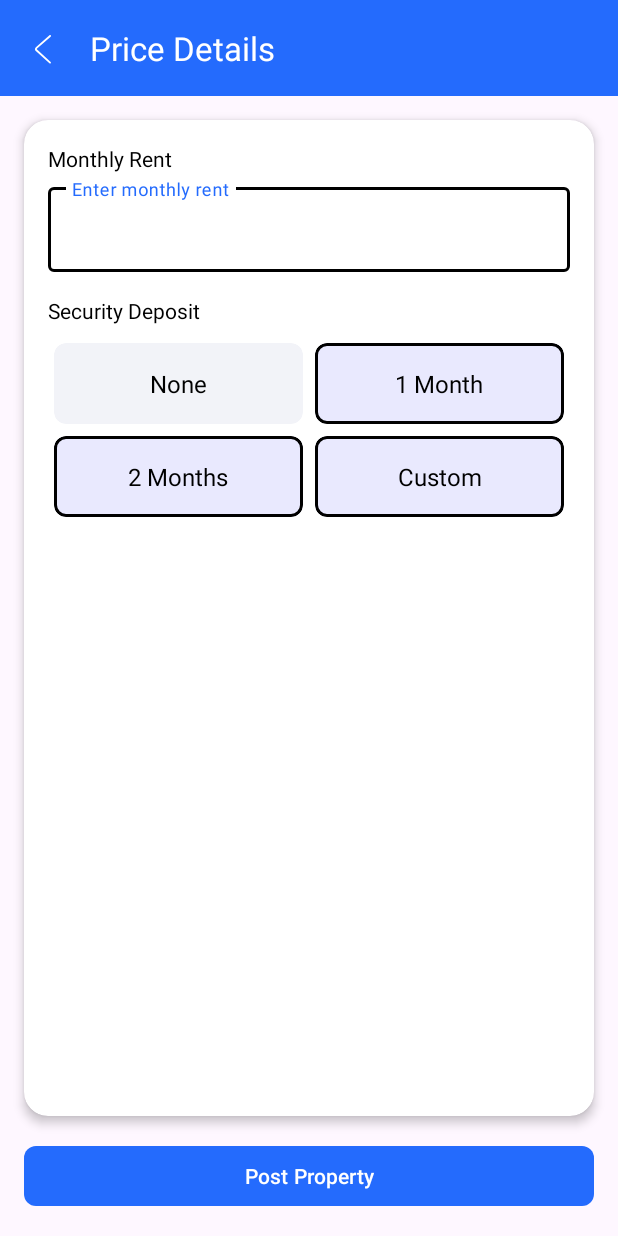
After one commit to sajal-web/genZHouse, an Android app: the PriceDetails screen opened directly, with no data from a screen before it, on a phone screen of 412 x 824 dp. The commit adds this screen. Run offline under Robolectric (Android 15) with nearby library versions, the phone set to English and light mode, and no system bars.

Commit message:
* added Price details activity and layout design.

```diff
--- a/app/src/main/java/com/example/genzhouse/ui/welcome/WelcomeActivity.kt
+++ b/app/src/main/java/com/example/genzhouse/ui/welcome/WelcomeActivity.kt
@@ -10,7 +10,7 @@ import androidx.core.view.WindowInsetsCompat
 import com.example.genzhouse.MainActivity
 import com.example.genzhouse.R
 import com.example.genzhouse.databinding.ActivityWelcomeBinding
-import com.example.genzhouse.ui.sellrentproperty.SellRentProperty
+import com.example.genzhouse.ui.welcome.sellrentproperty.SellRentProperty
 import kotlinx.coroutines.delay
 import kotlinx.coroutines.runBlocking
 
--- /dev/null
+++ b/app/src/main/java/com/example/genzhouse/ui/welcome/pricedetails/PriceDetails.kt
@@ -0,0 +1,14 @@
+package com.example.genzhouse.ui.welcome.pricedetails
+
+import android.os.Bundle
+import androidx.activity.enableEdgeToEdge
+import androidx.appcompat.app.AppCompatActivity
+import com.example.genzhouse.R
+
+class PriceDetails : AppCompatActivity() {
+    override fun onCreate(savedInstanceState: Bundle?) {
+        super.onCreate(savedInstanceState)
+        setContentView(R.layout.activity_price_details)
+
+    }
+}
--- a/app/src/main/java/com/example/genzhouse/ui/propertydetails/PropertyDetails.kt
+++ b/app/src/main/java/com/example/genzhouse/ui/welcome/propertydetails/PropertyDetails.kt
@@ -1,11 +1,13 @@
-package com.example.genzhouse.ui.propertydetails
+package com.example.genzhouse.ui.welcome.propertydetails
 
+import android.content.Intent
 import android.os.Bundle
 import android.widget.TextView
 import android.widget.Toast
 import androidx.appcompat.app.AppCompatActivity
 import com.example.genzhouse.R
 import com.example.genzhouse.databinding.ActivityPropertyDetailsBinding
+import com.example.genzhouse.ui.welcome.pricedetails.PriceDetails
 import com.google.android.material.card.MaterialCardView
 
 class PropertyDetails : AppCompatActivity() {
@@ -28,6 +30,10 @@ class PropertyDetails : AppCompatActivity() {
         setupFurnishTypeCards()
         // Set default selection
         selectCard(binding.cardIndependent, CardType.PROPERTY)
+
+        binding.nextButton.setOnClickListener{
+            startActivity(Intent(this,PriceDetails::class.java))
+        }
     }
 
     private fun initToolbar() {
--- a/app/src/main/java/com/example/genzhouse/ui/sellrentproperty/SellRentProperty.kt
+++ b/app/src/main/java/com/example/genzhouse/ui/welcome/sellrentproperty/SellRentProperty.kt
@@ -1,4 +1,4 @@
-package com.example.genzhouse.ui.sellrentproperty
+package com.example.genzhouse.ui.welcome.sellrentproperty
 
 import android.content.Intent
 import android.os.Bundle
@@ -9,7 +9,7 @@ import androidx.core.view.WindowInsetsCompat
 import com.example.genzhouse.R
 import com.example.genzhouse.databinding.ActivitySellRentPropertyBinding
 import com.example.genzhouse.databinding.ActivityWelcomeBinding
-import com.example.genzhouse.ui.propertydetails.PropertyDetails
+import com.example.genzhouse.ui.welcome.propertydetails.PropertyDetails
 
 class SellRentProperty : AppCompatActivity() {
     lateinit var activitySellRentPropertyBinding: ActivitySellRentPropertyBinding
@@ -45,7 +45,7 @@ class SellRentProperty : AppCompatActivity() {
         }
 
         activitySellRentPropertyBinding.nextButton.setOnClickListener {
-            startActivity(Intent(this,PropertyDetails::class.java))
+            startActivity(Intent(this, PropertyDetails::class.java))
         }
     }
 }
--- /dev/null
+++ b/app/src/main/res/drawable/ic_calender.xml
@@ -0,0 +1,13 @@
+<vector xmlns:android="http://schemas.android.com/apk/res/android" android:height="20dp" android:viewportHeight="24" android:viewportWidth="24" android:width="20dp">
+
+    <path android:fillColor="#4296FF" android:fillType="evenOdd" android:pathData="M7,2C7.552,2 8,2.448 8,3V5C8,5.552 7.552,6 7,6C6.448,6 6,5.552 6,5V3C6,2.448 6.448,2 7,2Z"/>
+
+    <path android:fillColor="#4296FF" android:fillType="evenOdd" android:pathData="M17,2C17.552,2 18,2.448 18,3V5C18,5.552 17.552,6 17,6C16.448,6 16,5.552 16,5V3C16,2.448 16.448,2 17,2Z"/>
+
+    <path android:fillColor="#4296FF" android:fillType="evenOdd" android:pathData="M7,13C7,12.448 7.448,12 8,12H16C16.552,12 17,12.448 17,13C17,13.552 16.552,14 16,14H8C7.448,14 7,13.552 7,13Z"/>
+
+    <path android:fillColor="#4296FF" android:fillType="evenOdd" android:pathData="M7,17C7,16.448 7.448,16 8,16H12C12.552,16 13,16.448 13,17C13,17.552 12.552,18 12,18H8C7.448,18 7,17.552 7,17Z"/>
+
+    <path android:fillColor="#152C70" android:fillType="evenOdd" android:pathData="M7,4C4.239,4 2,6.239 2,9V17C2,19.761 4.239,22 7,22H17C19.761,22 22,19.761 22,17V9C22,6.239 19.761,4 17,4H7ZM19.829,8C19.417,6.835 18.306,6 17,6H7C5.694,6 4.583,6.835 4.171,8H19.829ZM4,10H20V17C20,18.657 18.657,20 17,20H7C5.343,20 4,18.657 4,17V10Z"/>
+
+</vector>
--- /dev/null
+++ b/app/src/main/res/layout/activity_price_details.xml
@@ -0,0 +1,235 @@
+<?xml version="1.0" encoding="utf-8"?>
+<androidx.constraintlayout.widget.ConstraintLayout xmlns:android="http://schemas.android.com/apk/res/android"
+    xmlns:app="http://schemas.android.com/apk/res-auto"
+    xmlns:tools="http://schemas.android.com/tools"
+    android:layout_width="match_parent"
+    android:layout_height="match_parent"
+    tools:context=".ui.welcome.pricedetails.PriceDetails">
+
+    <!-- Toolbar -->
+    <com.google.android.material.appbar.MaterialToolbar
+        android:id="@+id/toolbar"
+        android:layout_width="match_parent"
+        android:layout_height="?attr/actionBarSize"
+        android:background="?attr/colorPrimary"
+        app:navigationIcon="@drawable/arrow_back"
+        app:title="Price Details"
+        app:titleTextColor="@android:color/white"
+        app:popupTheme="@style/ThemeOverlay.AppCompat.Light"
+        app:layout_constraintTop_toTopOf="parent" />
+
+    <!-- Main Content Card -->
+    <androidx.cardview.widget.CardView
+        android:id="@+id/mainCardView"
+        android:layout_width="0dp"
+        android:layout_height="0dp"
+        app:cardBackgroundColor="@android:color/white"
+        app:cardElevation="4dp"
+        app:cardCornerRadius="16dp"
+        app:layout_constraintTop_toBottomOf="@id/toolbar"
+        app:layout_constraintBottom_toTopOf="@id/postPropertyButton"
+        app:layout_constraintStart_toStartOf="parent"
+        app:layout_constraintEnd_toEndOf="parent"
+        android:layout_margin="16dp">
+
+        <LinearLayout
+            android:layout_width="match_parent"
+            android:layout_height="match_parent"
+            android:orientation="vertical"
+            android:padding="16dp">
+
+            <!-- Monthly Rent -->
+            <TextView
+                android:layout_width="wrap_content"
+                android:layout_height="wrap_content"
+                android:text="Monthly Rent"
+                android:textColor="@color/black"
+                android:textSize="14sp" />
+
+            <com.google.android.material.textfield.TextInputLayout
+                android:layout_width="match_parent"
+                android:layout_height="wrap_content"
+                android:layout_marginTop="4dp"
+                app:boxStrokeColor="@color/black"
+                app:hintEnabled="true">
+
+                <com.google.android.material.textfield.TextInputEditText
+                    android:id="@+id/monthlyRentEditText"
+                    android:layout_width="match_parent"
+                    android:layout_height="wrap_content"
+                    android:hint="Enter monthly rent"
+                    android:inputType="number"
+                    android:textColor="@color/black"
+                    android:textSize="16sp" />
+            </com.google.android.material.textfield.TextInputLayout>
+
+            <!-- Security Deposit -->
+            <TextView
+                android:layout_width="wrap_content"
+                android:layout_height="wrap_content"
+                android:layout_marginTop="16dp"
+                android:text="Security Deposit"
+                android:textColor="@color/black"
+                android:textSize="14sp" />
+
+            <GridLayout
+                android:layout_width="match_parent"
+                android:layout_height="wrap_content"
+                android:layout_marginTop="8dp"
+                android:useDefaultMargins="true"
+                android:columnCount="2"
+                android:rowCount="2">
+
+                <!-- None -->
+                <com.google.android.material.card.MaterialCardView
+                    android:id="@+id/noneDepositCard"
+                    android:layout_width="0dp"
+                    android:layout_height="wrap_content"
+                    android:layout_columnWeight="1"
+                    android:layout_rowWeight="1"
+                    app:cardCornerRadius="8dp"
+                    android:backgroundTint="@color/colorSecondary"
+                    android:background="@drawable/card_selected_background"
+                    app:strokeWidth="0dp"
+                    app:cardElevation="0dp"
+                    app:strokeColor="@color/grey"
+                    android:clickable="true"
+                    android:focusable="true">
+
+                    <TextView
+                        android:layout_width="match_parent"
+                        android:layout_height="wrap_content"
+                        android:padding="16dp"
+                        android:gravity="center"
+                        android:text="None"
+                        android:textSize="16sp"
+                        android:textColor="@color/black"/>
+                </com.google.android.material.card.MaterialCardView>
+
+                <!-- 1 Month -->
+                <com.google.android.material.card.MaterialCardView
+                    android:id="@+id/oneMonthDepositCard"
+                    android:layout_width="0dp"
+                    android:layout_height="wrap_content"
+                    android:layout_columnWeight="1"
+                    android:layout_rowWeight="1"
+                    app:cardCornerRadius="8dp"
+                    app:strokeWidth="2dp"
+                    app:strokeColor="@color/black"
+                    android:clickable="true"
+                    android:focusable="true">
+
+                    <TextView
+                        android:layout_width="match_parent"
+                        android:layout_height="wrap_content"
+                        android:padding="16dp"
+                        android:gravity="center"
+                        android:text="1 Month"
+                        android:textSize="16sp"
+                        android:textColor="@color/black"/>
+                </com.google.android.material.card.MaterialCardView>
+
+                <!-- 2 Months -->
+                <com.google.android.material.card.MaterialCardView
+                    android:id="@+id/twoMonthsDepositCard"
+                    android:layout_width="0dp"
+                    android:layout_height="wrap_content"
+                    android:layout_columnWeight="1"
+                    android:layout_rowWeight="1"
+                    app:cardCornerRadius="8dp"
+                    app:strokeWidth="2dp"
+                    app:strokeColor="@color/black"
+                    android:clickable="true"
+                    android:focusable="true">
+
+                    <TextView
+                        android:layout_width="match_parent"
+                        android:layout_height="wrap_content"
+                        android:padding="16dp"
+                        android:gravity="center"
+                        android:text="2 Months"
+                        android:textSize="16sp"
+                        android:textColor="@color/black"/>
+                </com.google.android.material.card.MaterialCardView>
+
+                <!-- Custom -->
+                <com.google.android.material.card.MaterialCardView
+                    android:id="@+id/customDepositCard"
+                    android:layout_width="0dp"
+                    android:layout_height="wrap_content"
+                    android:layout_columnWeight="1"
+                    android:layout_rowWeight="1"
+                    app:cardCornerRadius="8dp"
+                    app:strokeWidth="2dp"
+                    app:strokeColor="@color/black"
+                    android:clickable="true"
+                    android:focusable="true">
+
+                    <TextView
+                        android:layout_width="match_parent"
+                        android:layout_height="wrap_content"
+                        android:padding="16dp"
+                        android:gravity="center"
+                        android:text="Custom"
+                        android:textSize="16sp"
+                        android:textColor="@color/black"/>
+                </com.google.android.material.card.MaterialCardView>
+            </GridLayout>
+
+            <!-- Custom Deposit Amount (Initially Hidden) -->
+            <com.google.android.material.textfield.TextInputLayout
+                android:layout_width="match_parent"
+                android:layout_height="wrap_content"
+                android:layout_marginTop="8dp"
+                app:boxStrokeColor="@color/black"
+                app:hintEnabled="true"
+                android:visibility="gone">
+
+                <com.google.android.material.textfield.TextInputEditText
+                    android:layout_width="match_parent"
+                    android:layout_height="wrap_content"
+                    android:hint="Enter custom amount"
+                    android:inputType="number"
+                    android:textColor="@color/black"
+                    android:textSize="16sp" />
+            </com.google.android.material.textfield.TextInputLayout>
+
+
+            <!-- Custom Deposit Amount (Initially Hidden) -->
+            <com.google.android.material.textfield.TextInputLayout
+                android:id="@+id/customDepositInputLayout"
+                android:layout_width="match_parent"
+                android:layout_height="wrap_content"
+                android:layout_marginTop="8dp"
+                app:boxStrokeColor="@color/black"
+                app:hintEnabled="true"
+                android:visibility="gone">
+
+                <com.google.android.material.textfield.TextInputEditText
+                    android:id="@+id/customDepositAmount"
+                    android:layout_width="match_parent"
+                    android:layout_height="wrap_content"
+                    android:hint="Enter custom amount"
+                    android:inputType="number"
+                    android:textColor="@color/black"
+                    android:textSize="16sp" />
+            </com.google.android.material.textfield.TextInputLayout>
+        </LinearLayout>
+    </androidx.cardview.widget.CardView>
+
+    <!-- Post Property Button -->
+    <com.google.android.material.button.MaterialButton
+        android:id="@+id/postPropertyButton"
+        android:layout_width="0dp"
+        android:layout_height="wrap_content"
+        android:layout_margin="16dp"
+        android:text="Post Property"
+        android:textAllCaps="false"
+        android:textColor="@android:color/white"
+        app:cornerRadius="8dp"
+        app:backgroundTint="?attr/colorPrimary"
+        app:layout_constraintBottom_toBottomOf="parent"
+        app:layout_constraintStart_toStartOf="parent"
+        app:layout_constraintEnd_toEndOf="parent" />
+
+</androidx.constraintlayout.widget.ConstraintLayout>
--- a/app/src/main/res/layout/activity_property_details.xml
+++ b/app/src/main/res/layout/activity_property_details.xml
@@ -5,7 +5,7 @@
     android:layout_height="match_parent"
     android:background="@color/white"
     xmlns:tools="http://schemas.android.com/tools"
-    tools:context=".ui.propertydetails.PropertyDetails">
+    tools:context=".ui.welcome.propertydetails.PropertyDetails">
 
     <!-- Toolbar with back button and title -->
     <com.google.android.material.appbar.MaterialToolbar
--- a/app/src/main/res/layout/activity_sell_rent_property.xml
+++ b/app/src/main/res/layout/activity_sell_rent_property.xml
@@ -4,7 +4,7 @@
     android:layout_width="match_parent"
     android:layout_height="match_parent"
     xmlns:tools="http://schemas.android.com/tools"
-    tools:context=".ui.sellrentproperty.SellRentProperty"
+    tools:context=".ui.welcome.sellrentproperty.SellRentProperty"
     android:background="#FFFFFF">
 
     <!-- Toolbar -->
--- a/app/src/main/res/values/colors.xml
+++ b/app/src/main/res/values/colors.xml
@@ -5,5 +5,6 @@
     <color name="green">#16A418</color>
     <color name="colorSecondary">#f2f3f8</color>
     <color name="black">#000000</color>
+    <color name="grey">#808080</color>
     <color name="red">#FF0000</color>
 </resources>
```
Also changed, not shown: app/src/main/AndroidManifest.xml (+5 -2 lines).
